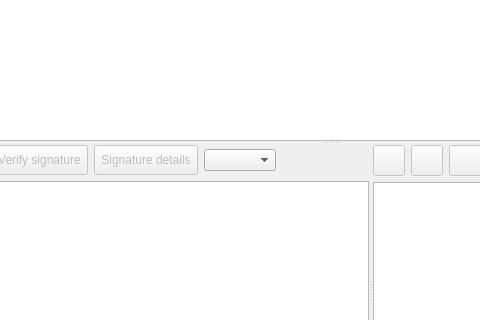
Before: the Qt Designer form src/gui/ui/datovka.ui in psakar/datovka, drawn with Qt 5; both pictures show x 130 to 610 and y 147 to 467 of the 800 by 600 pixel window.
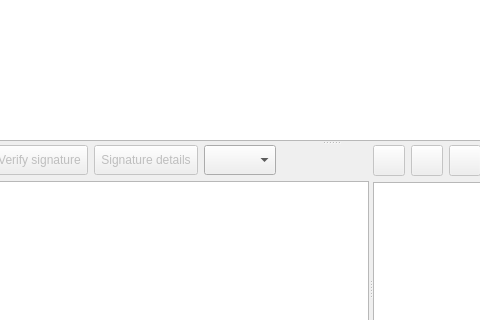
After: the same form once the commit is applied. Icons and pictures are not drawn.

```diff
--- a/src/gui/ui/datovka.ui
+++ b/src/gui/ui/datovka.ui
@@ -236,6 +236,12 @@
                 </item>
                 <item>
                  <widget class="QComboBox" name="messageStateCombo">
+                  <property name="minimumSize">
+                   <size>
+                    <width>0</width>
+                    <height>30</height>
+                   </size>
+                  </property>
                   <property name="toolTip">
                    <string>For current message you can locally set
 if the message is not processed, if the 
```
Left out of the diff: 2 changed lines with no effect on the pictures.
